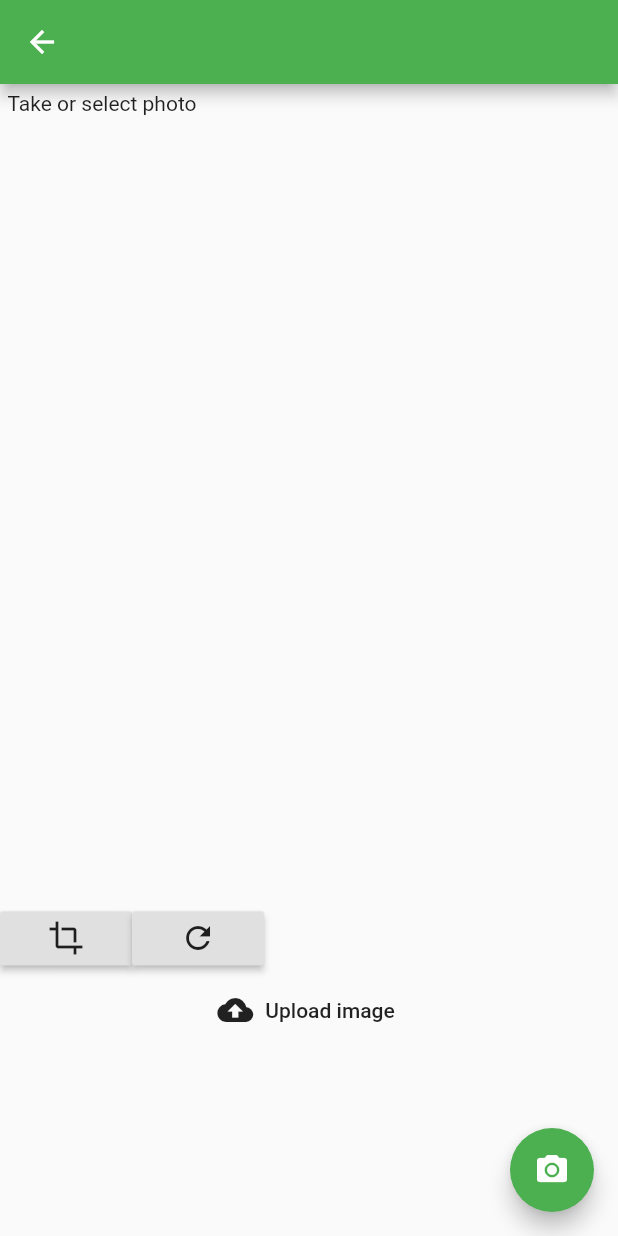
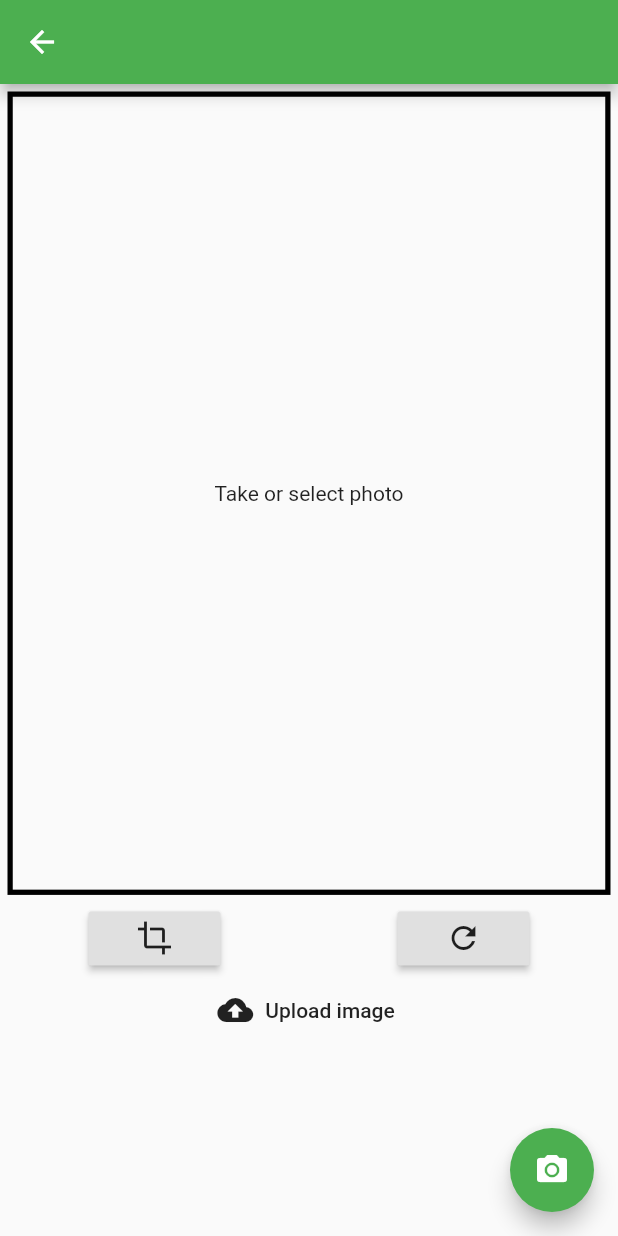
Before and after one commit to OmarYehiaDev/wassel_app, a Flutter app: the UploadOrderScreen screen opened directly, on a phone screen of 412 x 824 dp. Run offline on Flutter 3.47's test engine with Material 2 defaults, Android fonts, the phone set to English and light mode, and no system bars; our stand-ins replace firebase_auth, firebase_storage, image_cropper, image_picker; accounts and stored records are empty.

Commit message:
some updates

```diff
--- a/lib/UI/screens/uploadOrderScreen.dart
+++ b/lib/UI/screens/uploadOrderScreen.dart
@@ -87,20 +87,28 @@ class _UploadOrderScreenState extends State<UploadOrderScreen> {
     final Size size = MediaQuery.of(context).size;
     final double height = size.height;
     // final double width = size.width;
-
     return Scaffold(
       appBar: AppBar(),
       key: _key,
       body: ListView(
         children: <Widget>[
           Container(
+            decoration: BoxDecoration(
+              border: Border.all(
+                color: Colors.black,
+                width: 3.5,
+              ),
+            ),
             margin: const EdgeInsets.all(5.0),
             height: height * 0.65,
             child: imageFile == null
-                ? Text("Take or select photo")
+                ? Center(
+                    child: Text("Take or select photo"),
+                  )
                 : Image.file(imageFile),
           ),
           Row(
+            mainAxisAlignment: MainAxisAlignment.spaceAround,
             children: <Widget>[
               RaisedButton(
                 onPressed: () {
--- a/lib/UI/widgets/uploader.dart
+++ b/lib/UI/widgets/uploader.dart
@@ -36,7 +36,10 @@ class _UploaderState extends State<Uploader> {
               event != null ? event.bytesTransferred / event.totalByteCount : 0;
           return Column(
             children: <Widget>[
-              if (_uploadTask.isComplete) Text("Upload is completed"),
+              if (_uploadTask.isComplete)
+                Text(
+                  "Upload is completed",
+                ),
               if (_uploadTask.isPaused)
                 FlatButton(
                   child: Icon(Icons.play_arrow),
```
